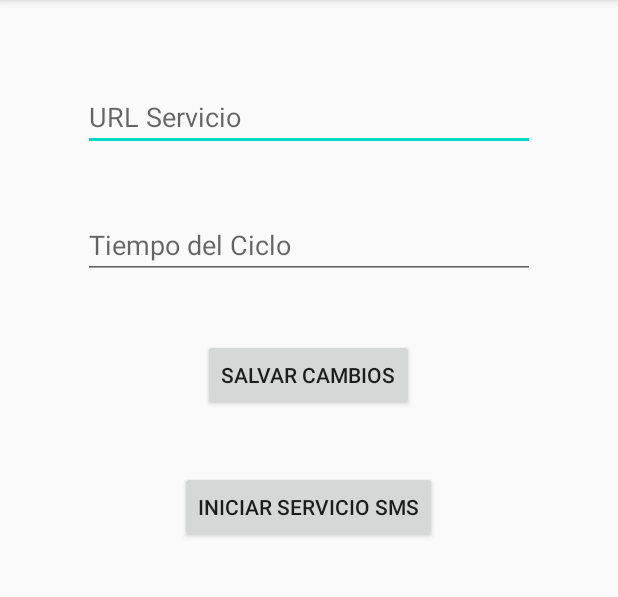
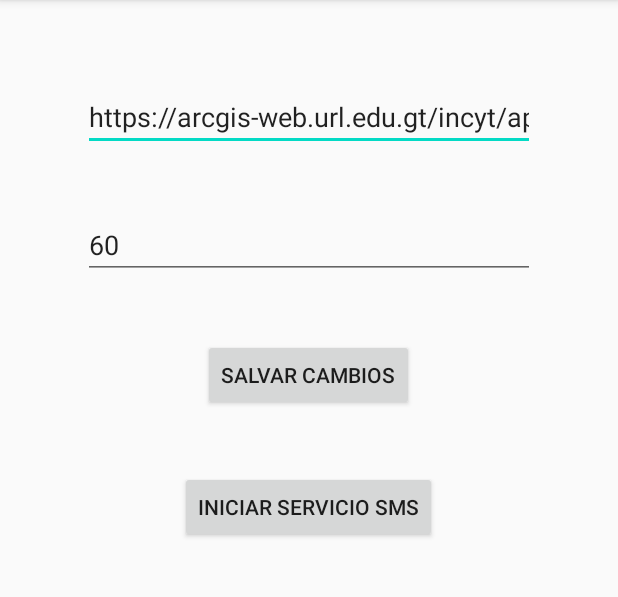
Before and after one commit to Locottus/IncytSMS, an Android app: the screen it shows after launch (MainActivity), after a tap on "SALVAR CAMBIOS", on a phone screen of 412 x 824 dp, the part 84-681 px from its top. Run offline under Robolectric (Android 15) with nearby library versions, the phone set to English and light mode, and no system bars.

Commit message:
added save settings functionality

```diff
--- a/app/src/main/java/herlich/gonzalez/incytsms/MainActivity.java
+++ b/app/src/main/java/herlich/gonzalez/incytsms/MainActivity.java
@@ -9,6 +9,8 @@ import android.content.Intent;
 import android.content.pm.PackageManager;
 import android.os.Bundle;
 import android.view.View;
+import android.widget.EditText;
+import android.widget.Toast;
 
 import java.util.ArrayList;
 
@@ -17,12 +19,33 @@ import java.util.ArrayList;
 
 
 public class MainActivity extends AppCompatActivity {
+    EditText u;
+    EditText n;
+    SavePrefs sp;
 
     @Override
     protected void onCreate(Bundle savedInstanceState) {
         super.onCreate(savedInstanceState);
         setContentView(R.layout.activity_main);
+        System.out.println("onCreate()");
+        sp = new SavePrefs(getApplicationContext());
+        u = findViewById(R.id.urlText);
+        n = findViewById(R.id.tiempoText);
+
+        loadSettings();
         checkAccess();
+    }
+
+    @Override
+    protected void onStart() {
+        super.onStart();
+        System.out.println("onStart()");
+    }
+
+    @Override
+    protected void onStop() {
+        super.onStop();
+        System.out.println("onStop()");
     }
 
 
@@ -33,8 +56,21 @@ public class MainActivity extends AppCompatActivity {
         MyJobIntentService.enqueuedWork(this, i);
     }
 
+    private void loadSettings(){
+        SettingData sd = sp.getPreferences();
+        u.setText(sd.getUrlPost());
+        n.setText(String.valueOf( sd.getDelayPeriod()));
+    }
+
+
     public void saveSettings(View view) {
-        //TODO READ AND SAVE SETTINGS HERE
+        if (u.getText().length() > 0 && n.getText().length() > 0) {
+            SettingData sd = new SettingData(u.getText().toString(), Integer.valueOf(n.getText().toString()));
+            sp.saveSettings(sd);
+            Toast.makeText(getApplicationContext(),"Datos salvados correctamente.",Toast.LENGTH_LONG).show();
+        }else{
+            Toast.makeText(getApplicationContext(),"Hay un campo invalido, por favor, revisar.",Toast.LENGTH_LONG).show();
+        }
     }
 
     private boolean checkAccess() {
--- a/app/src/main/java/herlich/gonzalez/incytsms/MyJobIntentService.java
+++ b/app/src/main/java/herlich/gonzalez/incytsms/MyJobIntentService.java
@@ -14,6 +14,7 @@ import java.util.ArrayList;
 
 public class MyJobIntentService extends JobIntentService {
 
+    //TODO LOAD SETTINGS FROM SAVE PREFERENCES
     String urlPost = "https://arcgis-web.url.edu.gt/incyt/api/sms/postSMS";
     SMSUtils msgSMS;
     private static final String TAG = MyJobIntentService.class.getSimpleName();
@@ -42,8 +43,7 @@ public class MyJobIntentService extends JobIntentService {
     }
 
     private void thread() {
-//        Toast.makeText(this, "task Execution ON THE WAY!!!!", Toast.LENGTH_LONG).show();
-        System.out.println("TODO SOMETHING AWESOME HERE INSIDE THE JOBINTENT");
+
         while(true) {
             backgroundToast(getApplicationContext()," SMS INCYT BACKGROUND MESSAGE RUNNING");
             try {
@@ -64,7 +64,7 @@ public class MyJobIntentService extends JobIntentService {
         }
     }
 
-
+/*
     private void threadLoop() {
         try {
             Thread t1 = new Thread(new Runnable() {
@@ -100,6 +100,7 @@ public class MyJobIntentService extends JobIntentService {
             System.out.println(ex.getMessage());
         }
     }
+*/
 
     public void backgroundToast(final Context context, final String msg) {
             if (context != null && msg != null) {
--- /dev/null
+++ b/app/src/main/java/herlich/gonzalez/incytsms/SavePrefs.java
@@ -0,0 +1,32 @@
+package herlich.gonzalez.incytsms;
+
+import android.content.Context;
+import android.content.SharedPreferences;
+
+public class SavePrefs {
+    private Context context;
+    private SettingData d;
+    private static String URLPOST = "URLPOST";
+    private static String TIMEDELAY = "TIMEDELAY";
+
+    public SavePrefs(Context context) {
+        this.context = context;
+    }
+
+    public SettingData getPreferences() {
+        SharedPreferences prefs = context.getSharedPreferences(d.getStringSettingsID(), context.MODE_PRIVATE);
+        String urlPost = prefs.getString(URLPOST, "https://arcgis-web.url.edu.gt/incyt/api/sms/postSMS");
+        int timeDelay = prefs.getInt(TIMEDELAY, 60);//UNA HORA DEFAULT VALUE
+        return new SettingData(urlPost, timeDelay);
+    }
+
+
+    public void saveSettings(SettingData d) {
+        SharedPreferences.Editor editor = context.getSharedPreferences(d.getStringSettingsID(), context.MODE_PRIVATE).edit();
+        editor.putString(URLPOST, d.getUrlPost());
+        editor.putInt(TIMEDELAY, d.getDelayPeriod());
+        editor.apply();
+        editor.commit();
+    }
+
+}
--- /dev/null
+++ b/app/src/main/java/herlich/gonzalez/incytsms/SettingData.java
@@ -0,0 +1,37 @@
+package herlich.gonzalez.incytsms;
+
+public class SettingData {
+    private static String stringSettingsID = "incytSavePreferencesSMS_app";
+    private String urlPost;
+    private int delayPeriod;
+
+    public SettingData(String urlPost, int delayPeriod) {
+        this.urlPost = urlPost;
+        this.delayPeriod = delayPeriod;
+    }
+
+
+    public static String getStringSettingsID() {
+        return stringSettingsID;
+    }
+
+    public static void setStringSettingsID(String stringSettingsID) {
+        SettingData.stringSettingsID = stringSettingsID;
+    }
+
+    public String getUrlPost() {
+        return urlPost;
+    }
+
+    public void setUrlPost(String urlPost) {
+        this.urlPost = urlPost;
+    }
+
+    public int getDelayPeriod() {
+        return delayPeriod;
+    }
+
+    public void setDelayPeriod(int delayPeriod) {
+        this.delayPeriod = delayPeriod;
+    }
+}
--- a/app/src/main/res/layout/activity_main.xml
+++ b/app/src/main/res/layout/activity_main.xml
@@ -14,18 +14,18 @@
         android:padding="10dp">
 
         <EditText
-            android:id="@+id/editText3"
+            android:id="@+id/urlText"
             android:layout_width="match_parent"
             android:layout_height="wrap_content"
             android:inputType="textPersonName"
             android:layout_margin="30px"
-            android:hint="URL Servicio" />
+            android:hint="URL Servicio POST" />
 
         <EditText
-            android:id="@+id/editText4"
+            android:id="@+id/tiempoText"
             android:layout_width="match_parent"
             android:layout_height="wrap_content"
-            android:hint="Tiempo del Ciclo"
+            android:hint="Tiempo del Ciclo EN MINUTOS"
             android:ems="10"
             android:layout_margin="30px"
             android:inputType="number" />
```
